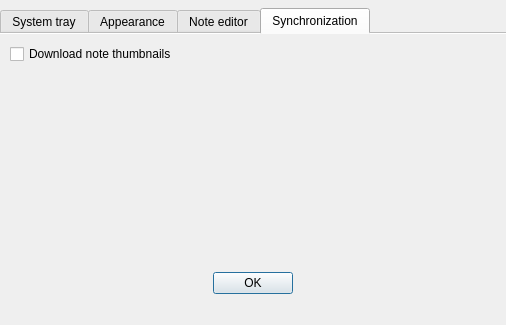
The window that src/dialogs/PreferencesDialog.ui (d1vanov/quentier) describes before a commit, drawn with Qt 5.
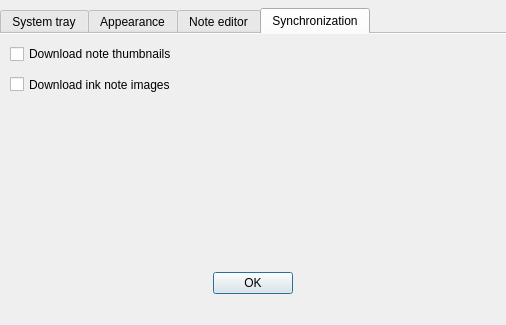
The same window after the commit. The open tabs and pages were chosen to show the change.

Commit message: Support the choice of option whether or not to download the ink note image

What changed in the file:
```diff
--- a/src/dialogs/PreferencesDialog.ui
+++ b/src/dialogs/PreferencesDialog.ui
@@ -271,6 +271,19 @@
         <string>Download note thumbnails</string>
        </property>
       </widget>
+      <widget class="QCheckBox" name="downloadInkNoteImagesCheckBox">
+       <property name="geometry">
+        <rect>
+         <x>10</x>
+         <y>40</y>
+         <width>491</width>
+         <height>21</height>
+        </rect>
+       </property>
+       <property name="text">
+        <string>Download ink note images</string>
+       </property>
+      </widget>
      </widget>
     </widget>
    </item>
```
Left out of the diff: 2 changed lines with no effect on the pictures. The commit also changes 6 other files.
